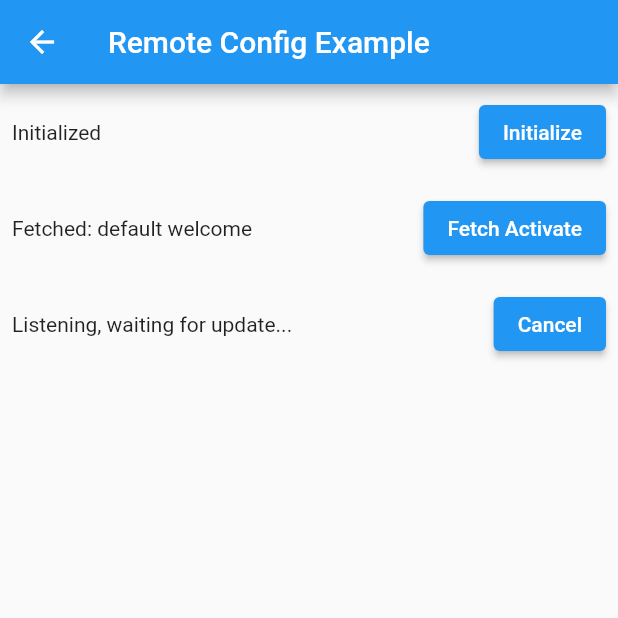
After one commit to flutterwings304/remote_config_firebase_flutter_template, a Flutter app: the HomePage screen opened directly, after a tap on "Initialize", after a tap on "Fetch Activate", after a tap on "Listen", on a phone screen of 412 x 824 dp, the top half of it. The commit adds this screen. Run offline on Flutter 3.47's test engine with Material 2 defaults, Android fonts, the phone set to English and light mode, and no system bars; our stand-ins replace firebase_core, firebase_remote_config; accounts and stored records are empty; statements that could not run were skipped.

Commit message:
basic changes

```diff
--- /dev/null
+++ b/lib/home_page.dart
@@ -0,0 +1,166 @@
+import 'dart:async';
+
+import 'package:firebase_remote_config/firebase_remote_config.dart';
+import 'package:flutter/material.dart';
+import 'package:flutter/services.dart';
+
+class HomePage extends StatefulWidget {
+  const HomePage({Key? key}) : super(key: key);
+
+  @override
+  State<HomePage> createState() => _HomePageState();
+}
+
+class _HomePageState extends State<HomePage> {
+  StreamSubscription? subscription;
+  RemoteConfigUpdate? update;
+
+  @override
+  Widget build(BuildContext context) {
+    return Scaffold(
+      appBar: AppBar(
+        title: const Text('Remote Config Example'),
+      ),
+      body: Column(
+        children: [
+          _ButtonAndText(
+            defaultText: 'Not initialized',
+            buttonText: 'Initialize',
+            onPressed: () async {
+              final FirebaseRemoteConfig remoteConfig =
+                  FirebaseRemoteConfig.instance;
+              await remoteConfig.setConfigSettings(
+                RemoteConfigSettings(
+                  fetchTimeout: const Duration(seconds: 10),
+                  minimumFetchInterval: const Duration(hours: 1),
+                ),
+              );
+              await remoteConfig.setDefaults(<String, dynamic>{
+                'welcome': 'default welcome',
+                'hello': 'default hello',
+              });
+              RemoteConfigValue(null, ValueSource.valueStatic);
+              return 'Initialized';
+            },
+          ),
+          _ButtonAndText(
+            defaultText: 'No data',
+            onPressed: () async {
+              try {
+                final FirebaseRemoteConfig remoteConfig =
+                    FirebaseRemoteConfig.instance;
+                // Using zero duration to force fetching from remote server.
+                await remoteConfig.setConfigSettings(
+                  RemoteConfigSettings(
+                    fetchTimeout: const Duration(seconds: 10),
+                    minimumFetchInterval: Duration.zero,
+                  ),
+                );
+                await remoteConfig.fetchAndActivate();
+                return 'Fetched: ${remoteConfig.getString('welcome')}';
+              } on PlatformException catch (exception) {
+                // Fetch exception.
+                print(exception);
+                return 'Exception: $exception';
+              } catch (exception) {
+                print(exception);
+                return 'Unable to fetch remote config. Cached or default values will be '
+                    'used';
+              }
+            },
+            buttonText: 'Fetch Activate',
+          ),
+          _ButtonAndText(
+            defaultText: update != null
+                ? 'Updated keys: ${update?.updatedKeys}'
+                : 'No data',
+            onPressed: () async {
+              try {
+                final FirebaseRemoteConfig remoteConfig =
+                    FirebaseRemoteConfig.instance;
+                if (subscription != null) {
+                  await subscription!.cancel();
+                  setState(() {
+                    subscription = null;
+                  });
+                  return 'Listening cancelled';
+                }
+                setState(() {
+                  subscription = remoteConfig.onConfigUpdated.listen((event) {
+                    setState(() {
+                      update = event;
+                    });
+                  });
+                });
+
+                return 'Listening, waiting for update...';
+              } on PlatformException catch (exception) {
+                // Fetch exception.
+                print(exception);
+                return 'Exception: $exception';
+              } catch (exception) {
+                print(exception);
+                return 'Unable to listen to remote config. Cached or default values will be '
+                    'used';
+              }
+            },
+            buttonText: subscription != null ? 'Cancel' : 'Listen',
+          )
+        ],
+      ),
+    );
+  }
+}
+
+class _ButtonAndText extends StatefulWidget {
+  const _ButtonAndText({
+    Key? key,
+    required this.defaultText,
+    required this.onPressed,
+    required this.buttonText,
+  }) : super(key: key);
+
+  final String defaultText;
+  final String buttonText;
+  final Future<String> Function() onPressed;
+
+  @override
+  State<_ButtonAndText> createState() => _ButtonAndTextState();
+}
+
+class _ButtonAndTextState extends State<_ButtonAndText> {
+  String? _text;
+
+  // Update text when widget is updated.
+  @override
+  void didUpdateWidget(covariant _ButtonAndText oldWidget) {
+    super.didUpdateWidget(oldWidget);
+    if (widget.defaultText != oldWidget.defaultText) {
+      setState(() {
+        _text = widget.defaultText;
+      });
+    }
+  }
+
+  @override
+  Widget build(BuildContext context) {
+    return Padding(
+      padding: const EdgeInsets.all(8),
+      child: Row(
+        children: [
+          Text(_text ?? widget.defaultText),
+          const Spacer(),
+          ElevatedButton(
+            onPressed: () async {
+              final result = await widget.onPressed();
+              setState(() {
+                _text = result;
+              });
+            },
+            child: Text(widget.buttonText),
+          ),
+        ],
+      ),
+    );
+  }
+}
--- a/lib/main.dart
+++ b/lib/main.dart
@@ -115,16 +115,47 @@ class _MyHomePageState extends State<MyHomePage> {
       ),
       floatingActionButton: FloatingActionButton(
         onPressed: () async {
-          RemoteConfig.instance.then((value) {
-            value.fetch();
-            value.getString("brand_name");
+          RemoteConfig remoteConfig = await RemoteConfig.instance;
+          try {
+            await remoteConfig.setConfigSettings(RemoteConfigSettings());
 
-          });
-          print("myName");
+  final Map<String, dynamic> defaults =<String, dynamic>{
+    'new_color_enabled': false
+  };
+  await remoteConfig.setDefaults(defaults);
+            RemoteConfigSettings settings = RemoteConfigSettings();
+
+remoteConfig.setConfigSettings(RemoteConfigSettings(
+              minimumFetchIntervalMillis: 21600000,
+              fetchTimeoutMillis: 30000,
+            ));
+            //     fetchTimeout: const Duration(seconds: 10),
+            //     minimumFetchInterval: Duration.zero));
+            // await remoteConfig.setDefaults({'appVersion': _currentBuildNumber});
+            // await remoteConfig.fetchAndActivate();
+            // RemoteConfigValue.asString();
+          } catch (exception) {
+            debugPrint(exception.toString());
+          }
         },
         tooltip: 'Increment',
         child: const Icon(Icons.add),
       ), // This trailing comma makes auto-formatting nicer for build methods.
     );
   }
+   Future<void> _fetchRemoteConfig() async {
+      try {
+        await remoteConfig.fetch(expiration: const Duration(minutes: 1));
+        await remoteConfig.activateFetched();
+
+        print('Last fetch status: ' + _remoteConfig.lastFetchStatus.toString());
+        print('Last fetch time: ' + _remoteConfig.lastFetchTime.toString());
+        print('New color enabled?: ' + _remoteConfig.getBool('new_color_enabled').toString());
+
+        setState(() {
+          _color = _remoteConfig.getBool('new_color_enabled') ? Colors.teal : Colors.blue;
+        });
+      } catch (e) {
+        print('Error: ${e.toString()}');
+      }
 }
```
